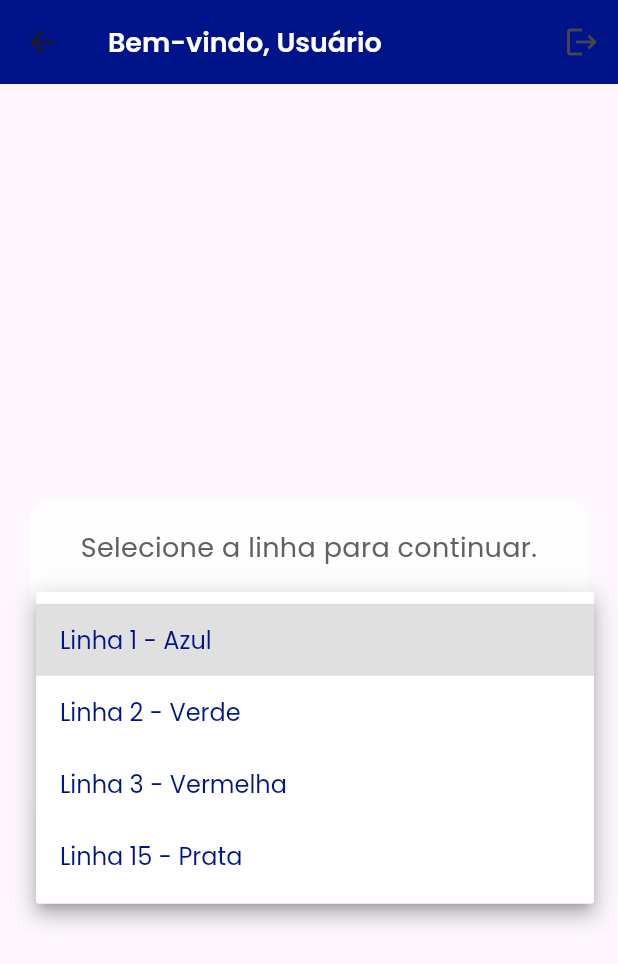
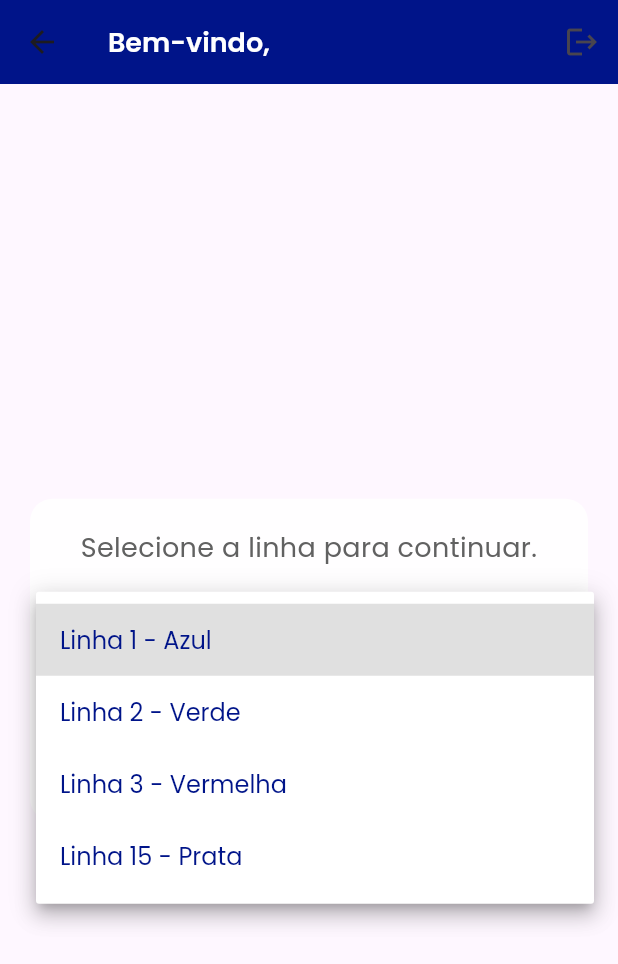
Before and after one commit to Rodrigomt21/fire-equipment-management-metro, a Flutter app: the WelcomeDashboard screen opened by its route, after a tap on "Escolha uma linha", on a phone screen of 412 x 824 dp. Shown: the top 964 px of the screen. Run offline on Flutter 3.47's test engine with Material 3 defaults, Android fonts, the phone set to English and light mode, and no system bars; our stand-ins replace email_validator, google_fonts, image_picker, shared_preferences, uni_links; accounts and stored records are empty.

Commit message:
nova tela

```diff
--- a/pi_metro/lib/screens/welcome_dashboard.dart
+++ b/pi_metro/lib/screens/welcome_dashboard.dart
@@ -3,7 +3,14 @@ import 'package:google_fonts/google_fonts.dart';
 import 'package:shared_preferences/shared_preferences.dart';
 
 class WelcomeDashboard extends StatefulWidget {
-  const WelcomeDashboard({Key? key}) : super(key: key);
+  final String nomeUsuario;
+  final String cargoUsuario;
+
+  const WelcomeDashboard({
+    Key? key,
+    required this.nomeUsuario,
+    required this.cargoUsuario,
+  }) : super(key: key);
 
   @override
   _WelcomeDashboardState createState() => _WelcomeDashboardState();
@@ -16,16 +23,7 @@ class _WelcomeDashboardState extends State<WelcomeDashboard> {
   @override
   void initState() {
     super.initState();
-    _initializeNomeUsuario();
-  }
-
-  // Inicializa o nome do usuário
-  void _initializeNomeUsuario() async {
-    final prefs = await SharedPreferences.getInstance();
-    final nome = prefs.getString('nomeUsuario') ?? 'Usuário';
-    setState(() {
-      nomeUsuario = nome;
-    });
+    nomeUsuario = widget.nomeUsuario;
   }
 
   // Método para realizar o logout
@@ -87,10 +85,10 @@ class _WelcomeDashboardState extends State<WelcomeDashboard> {
                 ),
                 hint: const Text('Escolha uma linha'),
                 value: linhaSelecionada,
-                dropdownColor: Colors.white, // Fundo do dropdown
+                dropdownColor: Colors.white,
                 style: GoogleFonts.poppins(
                   fontSize: 16,
-                  color: const Color(0xFF001489), // Destaque para o item selecionado
+                  color: const Color(0xFF001489),
                 ),
                 items: [
                   DropdownMenuItem(
```
